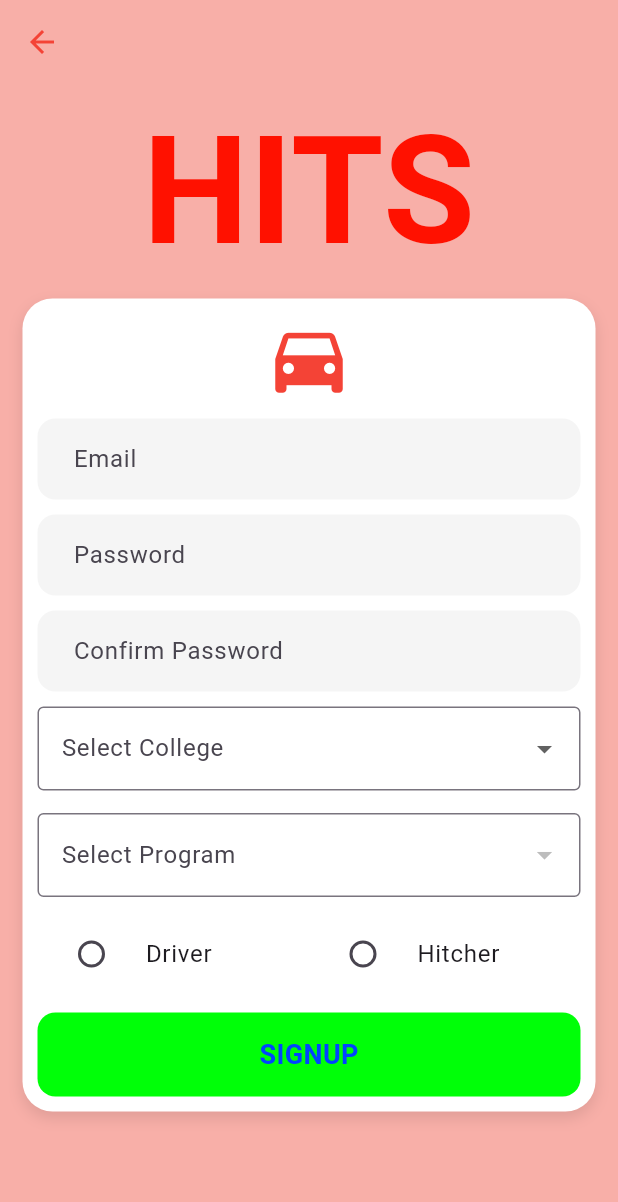
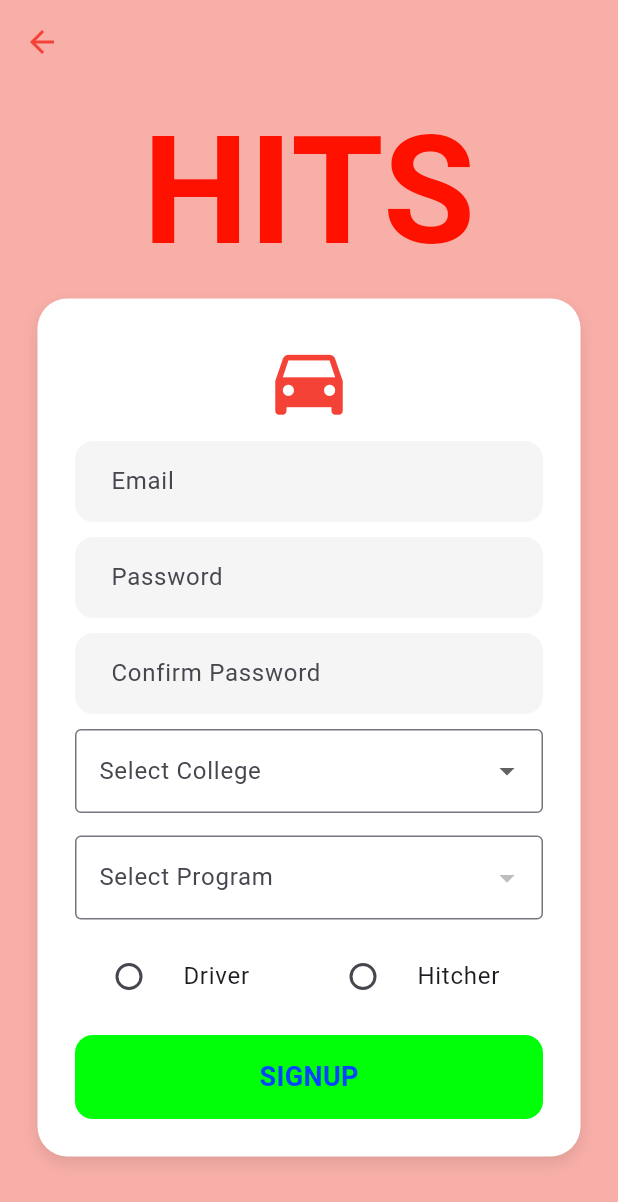
Before and after one commit to cybot555/mmcm_hits_repo, a Flutter app: the SignupPage screen opened directly with empty values, on a phone screen of 412 x 824 dp. Shown: the top 1202 px of the screen. Run offline on Flutter 3.47's test engine with Material 3 defaults, Android fonts, the phone set to English and light mode, and no system bars; our stand-ins replace cloud_firestore, file_picker, firebase_auth, firebase_core; accounts and stored records are empty.

Commit message:
changed padding of signup page to be same as login for uniformity of ui hehe

```diff
--- a/lib/pages/signup_page.dart
+++ b/lib/pages/signup_page.dart
@@ -120,8 +120,8 @@ class _SignupPageState extends State<SignupPage> {
 
                     // White card container
                     Container(
-                      margin: const EdgeInsets.symmetric(horizontal: 15),
-                      padding: const EdgeInsets.all(10),
+                      margin: const EdgeInsets.symmetric(horizontal: 25),
+                      padding: const EdgeInsets.all(25),
                       decoration: BoxDecoration(
                         color: Colors.white,
                         borderRadius: BorderRadius.circular(20),
```
